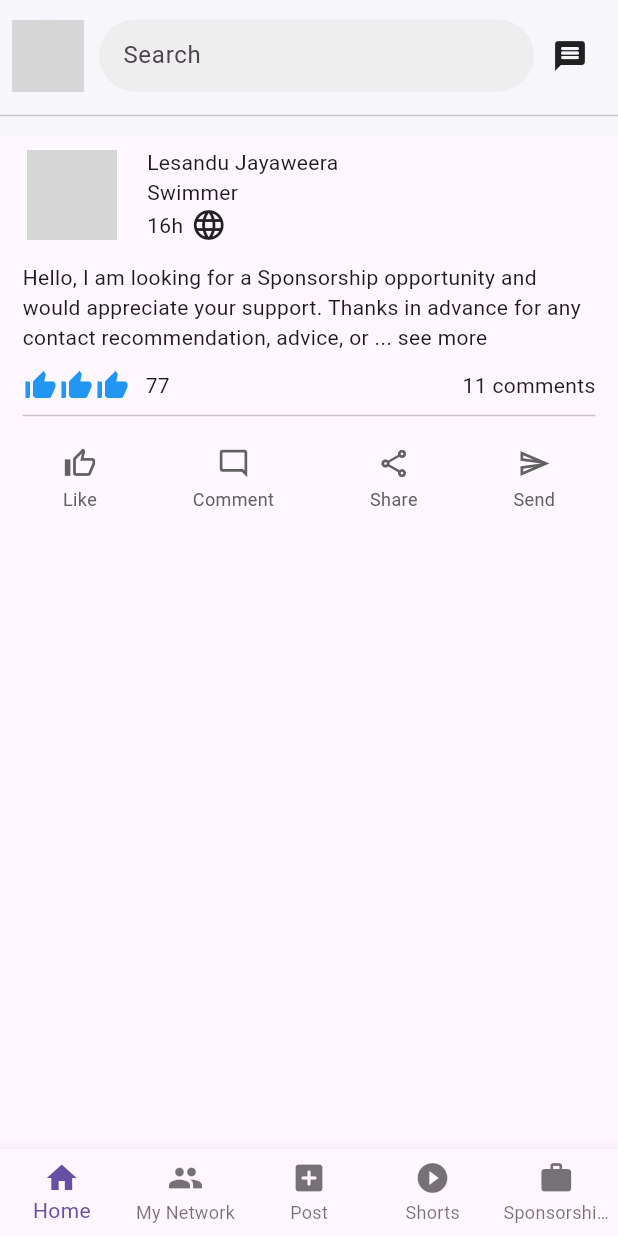
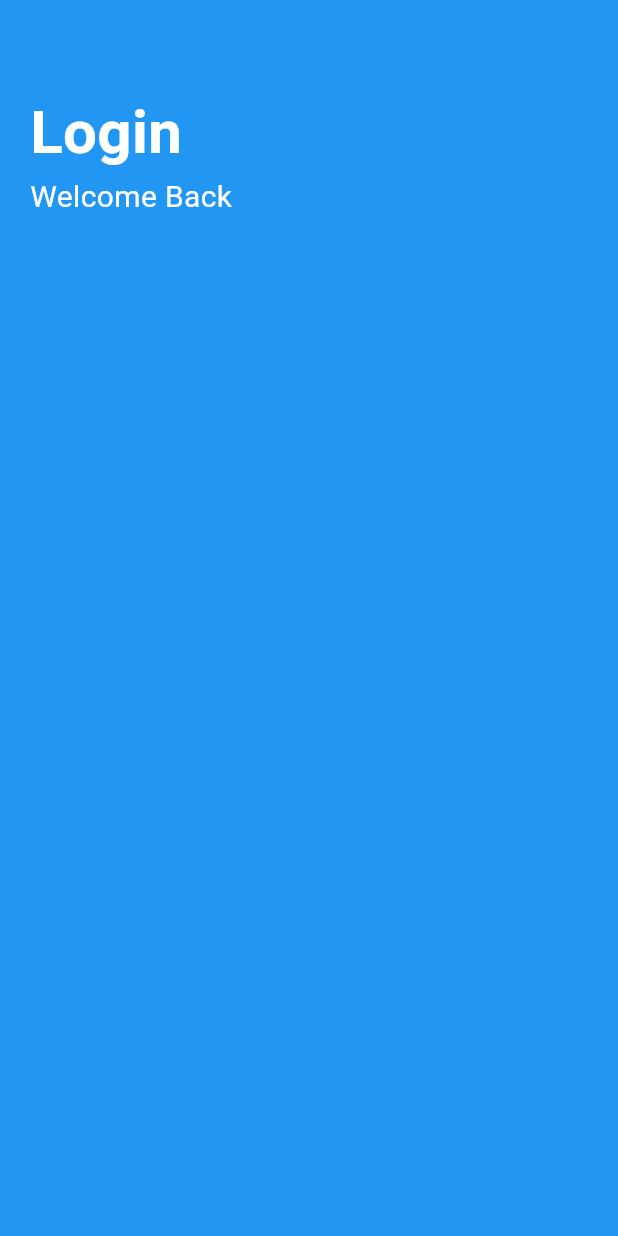
Before and after one commit to lesajayaweera/CCP-final-Assignment, a Flutter app: the screen it shows after launch, on a phone screen of 412 x 824 dp. Run offline on Flutter 3.47's test engine with Material 3 defaults, Android fonts, the phone set to English and light mode, and no system bars; our stand-ins replace firebase_core; accounts and stored records are empty; grey boxes are pictures that could not be loaded.

Commit message:
add some packages for the firebase and started to do the Login page

```diff
--- a/lib/main.dart
+++ b/lib/main.dart
@@ -1,20 +1,44 @@
 import 'package:flutter/material.dart';
+import 'package:sport_ignite/pages/Login.dart';
 import 'package:sport_ignite/pages/home.dart';
 import 'package:sport_ignite/widget/common/post_create.dart';
 
-void main() {
-  runApp(const MyApp());
+import 'package:firebase_core/firebase_core.dart';
+import 'firebase_options.dart'; // generated by flutterfire CLI
+
+void main() async {
+  WidgetsFlutterBinding.ensureInitialized();
+  await Firebase.initializeApp(
+    options: DefaultFirebaseOptions.currentPlatform,
+  );
+
+  runApp(MyApp());
 }
 
-class MyApp extends StatelessWidget {
+
+
+class MyApp extends StatefulWidget {
   const MyApp({super.key});
 
   @override
+  State<MyApp> createState() => _MyAppState();
+}
+
+class _MyAppState extends State<MyApp> {
+  @override
   Widget build(BuildContext context) {
+    // return MaterialApp(
+    //   debugShowCheckedModeBanner: false,
+    //   home: Scaffold(
+    //     body: Login() ,
+    //   ),
+    // );
+
     return MaterialApp(
-      home: Home(),
       debugShowCheckedModeBanner: false,
-      title: 'SportsIgnite',
+      home:Scaffold(
+        body: Login(),
+      ),
     );
   }
 }
--- /dev/null
+++ b/lib/pages/Login.dart
@@ -0,0 +1,40 @@
+import 'package:flutter/material.dart';
+
+class Login extends StatefulWidget {
+  const Login({Key? key}) : super(key: key);
+
+  @override
+  _LoginState createState() => _LoginState();
+}
+
+class _LoginState extends State<Login> {
+  @override
+  Widget build(BuildContext context) {
+    return SafeArea(
+      child: Container(
+        width: double.infinity,
+        decoration: BoxDecoration(color: Colors.blue),
+        child: Column(
+          mainAxisAlignment: MainAxisAlignment.start,
+          crossAxisAlignment: CrossAxisAlignment.start,
+          children: [
+            const SizedBox(height: 40),
+            Padding(
+              padding: const EdgeInsets.all(20.0),
+              child: Column(
+                crossAxisAlignment: CrossAxisAlignment.start,
+                children: [
+                  Text(
+                    'Login',
+                    style: TextStyle(color: Colors.white, fontSize: 40, fontWeight: FontWeight.bold),
+                  ),
+                  Text('Welcome Back',style: TextStyle(fontSize: 20, color: Colors.white),)
+                ],
+              ),
+            ),
+          ],
+        ),
+      ),
+    );
+  }
+}
--- a/lib/pages/home.dart
+++ b/lib/pages/home.dart
@@ -15,6 +15,11 @@ class Home extends StatelessWidget {
       body: SingleChildScrollView(
         child: Column(
           children: [
+            Post(),
+            Post(),
+            Post(),
+            Post(),
+            Post(),
             Post()
 
 
--- a/pubspec.yaml
+++ b/pubspec.yaml
@@ -34,6 +34,10 @@ dependencies:
   # The following adds the Cupertino Icons font to your application.
   # Use with the CupertinoIcons class for iOS style icons.
   cupertino_icons: ^1.0.8
+  firebase_core: ^3.15.1
+  firebase_auth: ^5.6.2
+  cloud_firestore: ^5.6.11
+  firebase_storage: ^12.4.9
 
   material_design_icons_flutter: ^7.0.7296
 
```
Also changed, not shown: lib/widget/common/post.dart (+14 -1 lines), firebase.json (added), lib/firebase_options.dart (added), pubspec.lock, 7 other files.
